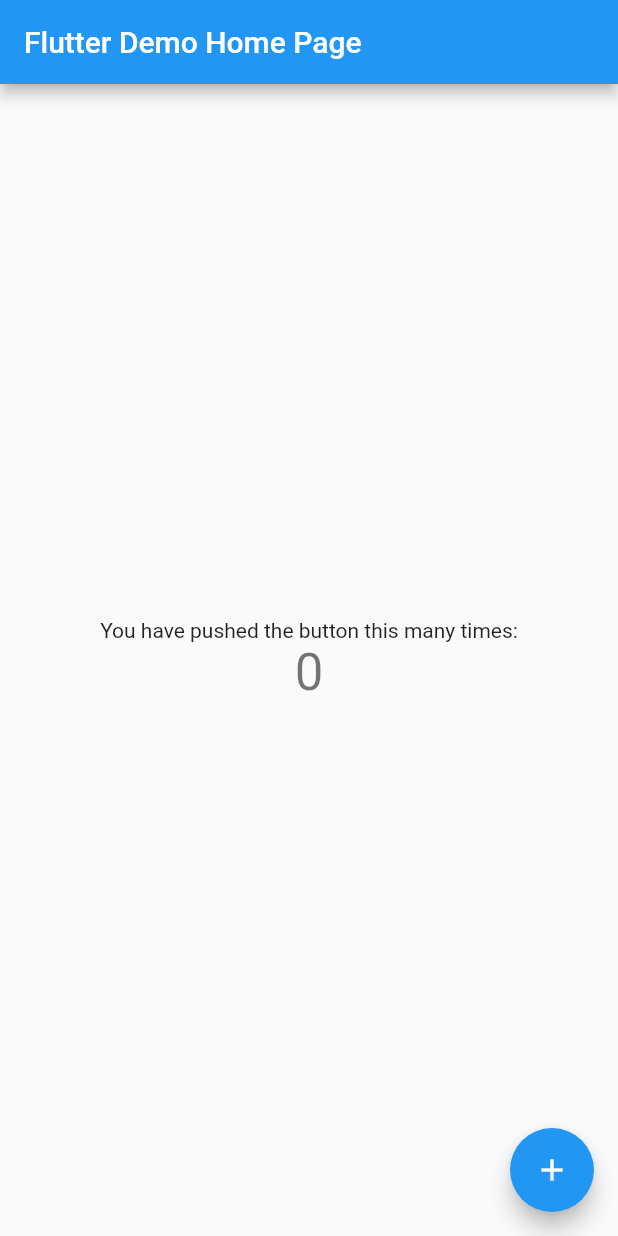
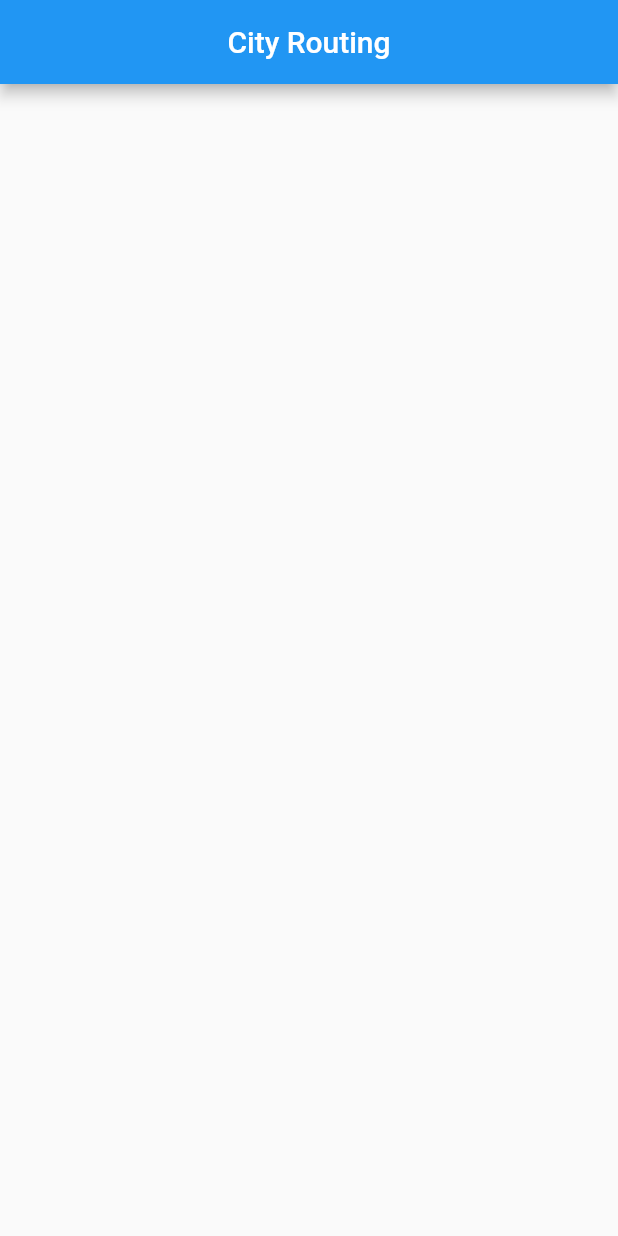
Before and after one commit to JaviBarrientos17/city_routing, a Flutter app: the screen it shows after launch, on a phone screen of 412 x 824 dp. Run offline on Flutter 3.47's test engine with Material 2 defaults, Android fonts, the phone set to English and light mode, and no system bars.

Commit message:
Edited default main.dart

```diff
--- a/lib/main.dart
+++ b/lib/main.dart
@@ -1,3 +1,5 @@
+// ignore_for_file: prefer_const_constructors
+
 import 'package:flutter/material.dart';
 
 void main() {
@@ -5,39 +7,21 @@
 }
 
 class MyApp extends StatelessWidget {
-  // This widget is the root of your application.
   @override
   Widget build(BuildContext context) {
     return MaterialApp(
       title: 'Flutter Demo',
+      debugShowCheckedModeBanner: false,
       theme: ThemeData(
-        // This is the theme of your application.
-        //
-        // Try running your application with "flutter run". You'll see the
-        // application has a blue toolbar. Then, without quitting the app, try
-        // changing the primarySwatch below to Colors.green and then invoke
-        // "hot reload" (press "r" in the console where you ran "flutter run",
-        // or simply save your changes to "hot reload" in a Flutter IDE).
-        // Notice that the counter didn't reset back to zero; the application
-        // is not restarted.
         primarySwatch: Colors.blue,
       ),
-      home: MyHomePage(title: 'Flutter Demo Home Page'),
+      home: MyHomePage(title: 'City Routing'),
     );
   }
 }
 
 class MyHomePage extends StatefulWidget {
   MyHomePage({Key? key, required this.title}) : super(key: key);
-
-  // This widget is the home page of your application. It is stateful, meaning
-  // that it has a State object (defined below) that contains fields that affect
-  // how it looks.
-
-  // This class is the configuration for the state. It holds the values (in this
-  // case the title) provided by the parent (in this case the App widget) and
-  // used by the build method of the State. Fields in a Widget subclass are
-  // always marked "final".
 
   final String title;
 
@@ -46,68 +30,17 @@
 }
 
 class _MyHomePageState extends State<MyHomePage> {
-  int _counter = 0;
-
-  void _incrementCounter() {
-    setState(() {
-      // This call to setState tells the Flutter framework that something has
-      // changed in this State, which causes it to rerun the build method below
-      // so that the display can reflect the updated values. If we changed
-      // _counter without calling setState(), then the build method would not be
-      // called again, and so nothing would appear to happen.
-      _counter++;
-    });
-  }
-
   @override
   Widget build(BuildContext context) {
-    // This method is rerun every time setState is called, for instance as done
-    // by the _incrementCounter method above.
-    //
-    // The Flutter framework has been optimized to make rerunning build methods
-    // fast, so that you can just rebuild anything that needs updating rather
-    // than having to individually change instances of widgets.
     return Scaffold(
       appBar: AppBar(
-        // Here we take the value from the MyHomePage object that was created by
-        // the App.build method, and use it to set our appbar title.
-        title: Text(widget.title),
+        title: Center(child: Text(widget.title, textAlign: TextAlign.center)),
       ),
       body: Center(
-        // Center is a layout widget. It takes a single child and positions it
-        // in the middle of the parent.
         child: Column(
-          // Column is also a layout widget. It takes a list of children and
-          // arranges them vertically. By default, it sizes itself to fit its
-          // children horizontally, and tries to be as tall as its parent.
-          //
-          // Invoke "debug painting" (press "p" in the console, choose the
-          // "Toggle Debug Paint" action from the Flutter Inspector in Android
-          // Studio, or the "Toggle Debug Paint" command in Visual Studio Code)
-          // to see the wireframe for each widget.
-          //
-          // Column has various properties to control how it sizes itself and
-          // how it positions its children. Here we use mainAxisAlignment to
-          // center the children vertically; the main axis here is the vertical
-          // axis because Columns are vertical (the cross axis would be
-          // horizontal).
           mainAxisAlignment: MainAxisAlignment.center,
-          children: <Widget>[
-            Text(
-              'You have pushed the button this many times:',
-            ),
-            Text(
-              '$_counter',
-              style: Theme.of(context).textTheme.headline4,
-            ),
-          ],
         ),
       ),
-      floatingActionButton: FloatingActionButton(
-        onPressed: _incrementCounter,
-        tooltip: 'Increment',
-        child: Icon(Icons.add),
-      ), // This trailing comma makes auto-formatting nicer for build methods.
     );
   }
 }
```
